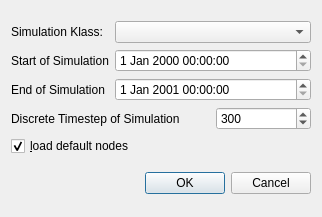
Before: the Qt Designer form src/gui/newsimulationdialog.ui in gregorburger/CityDrain3, drawn with Qt 5.
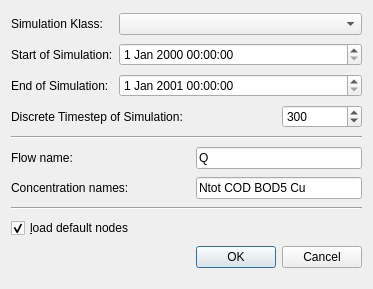
After: the same form once the commit is applied.

Commit message: implement flowdefinition gui

The edit to the form file:
```diff
--- a/src/gui/newsimulationdialog.ui
+++ b/src/gui/newsimulationdialog.ui
@@ -6,15 +6,13 @@
    <rect>
     <x>0</x>
     <y>0</y>
-    <width>322</width>
-    <height>217</height>
+    <width>373</width>
+    <height>289</height>
    </rect>
   </property>
   <property name="windowTitle">
    <string>Dialog</string>
   </property>
-  <layout class="QVBoxLayout" name="verticalLayout">
-   <item>
     <layout class="QGridLayout" name="gridLayout">
      <item row="0" column="0">
       <widget class="QLabel" name="label">
@@ -23,27 +21,27 @@
        </property>
       </widget>
      </item>
-     <item row="0" column="1" colspan="2">
+   <item row="0" column="1" colspan="3">
       <widget class="QComboBox" name="simulationComboBox"/>
      </item>
      <item row="1" column="0">
       <widget class="QLabel" name="label_2">
        <property name="text">
-        <string>Start of Simulation</string>
+      <string>Start of Simulation:</string>
        </property>
       </widget>
      </item>
-     <item row="1" column="1" colspan="2">
+   <item row="1" column="1" colspan="3">
       <widget class="QDateTimeEdit" name="start"/>
      </item>
      <item row="2" column="0">
       <widget class="QLabel" name="label_3">
        <property name="text">
-        <string>End of Simulation</string>
+      <string>End of Simulation:</string>
        </property>
       </widget>
      </item>
-     <item row="2" column="1" colspan="2">
+   <item row="2" column="1" colspan="3">
       <widget class="QDateTimeEdit" name="stop">
        <property name="dateTime">
         <datetime>
@@ -57,14 +55,14 @@
        </property>
       </widget>
      </item>
-     <item row="3" column="0" colspan="2">
+   <item row="3" column="0" colspan="3">
       <widget class="QLabel" name="label_4">
        <property name="text">
-        <string>Discrete Timestep of Simulation</string>
+      <string>Discrete Timestep of Simulation:</string>
        </property>
       </widget>
      </item>
-     <item row="3" column="2">
+   <item row="3" column="3">
       <widget class="QSpinBox" name="dt">
        <property name="minimum">
         <number>0</number>
@@ -77,7 +75,49 @@
        </property>
       </widget>
      </item>
-     <item row="4" column="0" colspan="2">
+   <item row="4" column="0" colspan="4">
+    <widget class="Line" name="line">
+     <property name="orientation">
+      <enum>Qt::Horizontal</enum>
+     </property>
+    </widget>
+   </item>
+   <item row="5" column="0">
+    <widget class="QLabel" name="label_5">
+     <property name="text">
+      <string>Flow name:</string>
+     </property>
+    </widget>
+   </item>
+   <item row="5" column="2" colspan="2">
+    <widget class="QLineEdit" name="flowName">
+     <property name="text">
+      <string>Q</string>
+     </property>
+    </widget>
+   </item>
+   <item row="6" column="0" colspan="2">
+    <widget class="QLabel" name="label_6">
+     <property name="text">
+      <string>Concentration names:</string>
+     </property>
+    </widget>
+   </item>
+   <item row="6" column="2" colspan="2">
+    <widget class="QLineEdit" name="concentrationNames">
+     <property name="text">
+      <string>Ntot COD BOD5 Cu</string>
+     </property>
+    </widget>
+   </item>
+   <item row="7" column="0" colspan="4">
+    <widget class="Line" name="line_2">
+     <property name="orientation">
+      <enum>Qt::Horizontal</enum>
+     </property>
+    </widget>
+   </item>
+   <item row="8" column="0" colspan="2">
       <widget class="QCheckBox" name="defaultNodesCheckBox">
        <property name="text">
         <string>&amp;load default nodes</string>
@@ -90,9 +130,7 @@
        </property>
       </widget>
      </item>
-    </layout>
-   </item>
-   <item>
+   <item row="9" column="2" colspan="2">
     <widget class="QDialogButtonBox" name="buttonBox">
      <property name="orientation">
       <enum>Qt::Horizontal</enum>
```
Left out of the diff: 8 changed lines with no effect on the pictures. Lines whose indentation alone changed are shown as unchanged. The commit also changes 2 other files.
